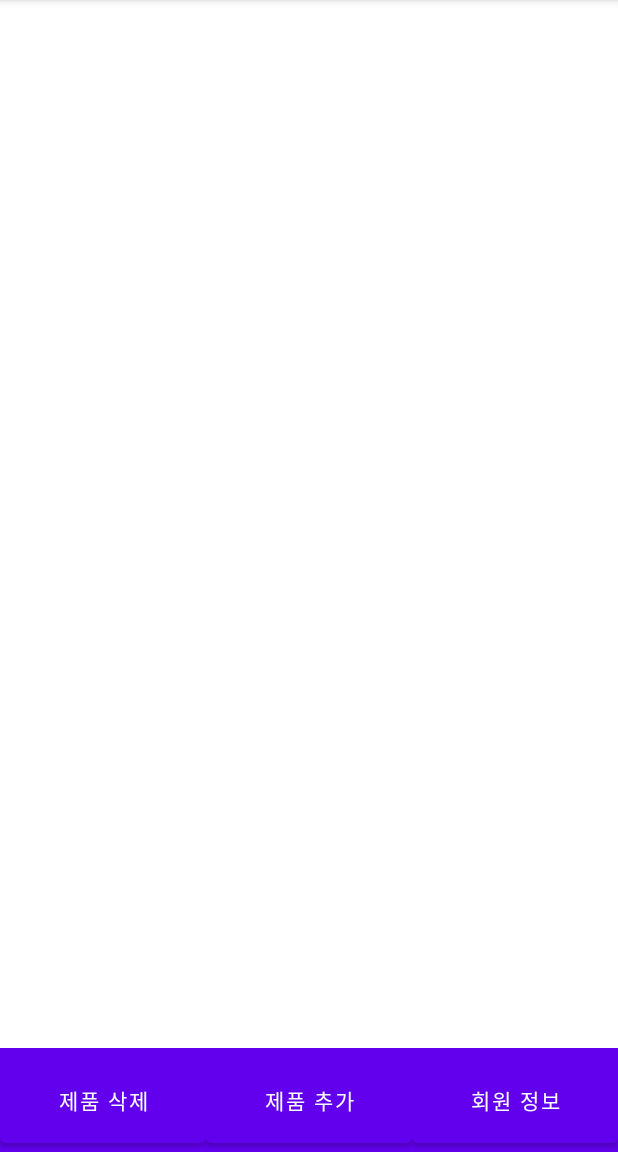
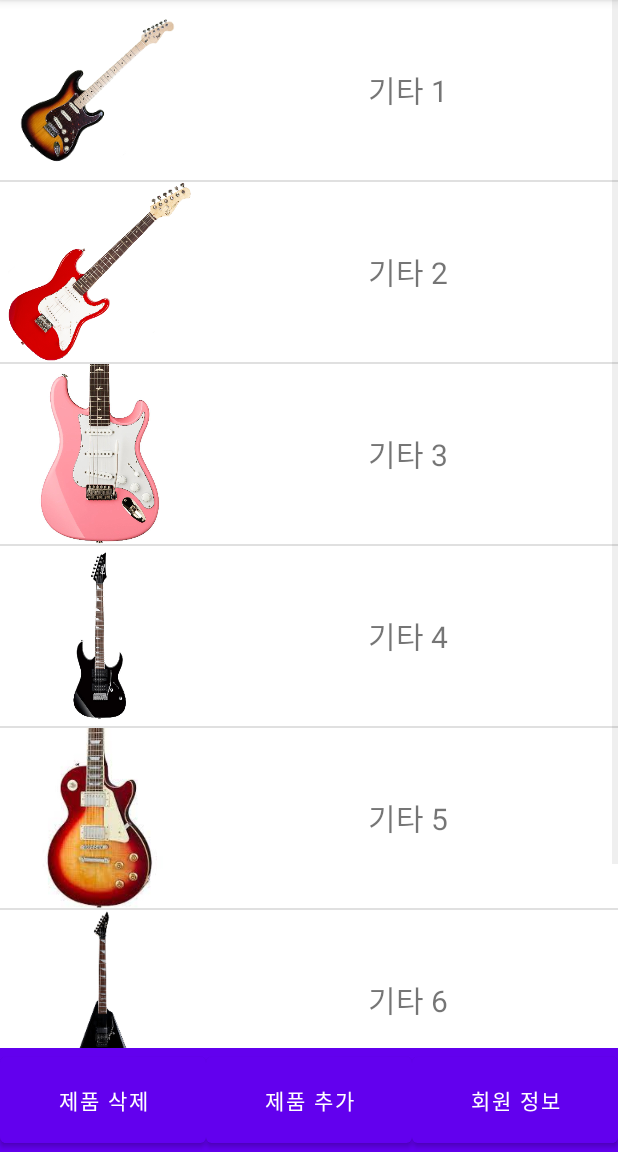
Before and after one commit to pcjs156/mobile_programming_assignment01, an Android app: the ProductManagementActivity screen opened directly, with no data from a screen before it, on a phone screen of 412 x 824 dp, the part 84-1236 px from its top. Run offline under Robolectric (Android 15) with nearby library versions, the phone set to English and light mode, and no system bars.

Commit message:
feature: Product list view

```diff
--- a/app/src/main/java/com/example/assignment01/MainActivity.java
+++ b/app/src/main/java/com/example/assignment01/MainActivity.java
@@ -175,7 +175,7 @@ public class MainActivity extends ActivityWithDB {
                     bm.compress(Bitmap.CompressFormat.PNG, 100, out);
                     out.close();
 
-                    productDBManager.create(productDB, "guitar " + i, tempFile.toString());
+//                    productDBManager.create(productDB, "guitar " + i, tempFile.toString());
                 } catch (Resources.NotFoundException ex) {
                     Log.d("DB", "Product info initialization failed.");
                     finish();
--- a/app/src/main/java/com/example/assignment01/ProductDBManager.java
+++ b/app/src/main/java/com/example/assignment01/ProductDBManager.java
@@ -1,9 +1,13 @@
 package com.example.assignment01;
 
 import android.content.Context;
+import android.database.Cursor;
 import android.database.sqlite.SQLiteDatabase;
 import android.database.sqlite.SQLiteOpenHelper;
+import android.os.Bundle;
 import android.util.Log;
+
+import java.util.ArrayList;
 
 public class ProductDBManager extends SQLiteOpenHelper {
     public ProductDBManager(Context context, String name, SQLiteDatabase.CursorFactory factory, int version) {
@@ -28,4 +32,19 @@ public class ProductDBManager extends SQLiteOpenHelper {
         String sql = String.format("INSERT INTO product values (\"%s\", \"%s\");", name, filepath);
         db.execSQL(sql);
     }
+
+    public ArrayList<Bundle> get(SQLiteDatabase db) {
+        String sql = "SELECT name, filepath FROM product;";
+        Cursor c = db.rawQuery(sql, null);
+
+        ArrayList<Bundle> result = new ArrayList<>();
+        while (c.moveToNext()) {
+            Bundle product = new Bundle();
+            product.putString("name", c.getString(0));
+            product.putString("filepath", c.getString(1));
+            result.add(product);
+        }
+
+        return result;
+    }
 }
--- a/app/src/main/java/com/example/assignment01/ProductManagementActivity.java
+++ b/app/src/main/java/com/example/assignment01/ProductManagementActivity.java
@@ -13,8 +13,10 @@ import android.widget.Button;
 import android.widget.FrameLayout;
 import android.widget.LinearLayout;
 import android.widget.ListView;
+import android.widget.TextView;
 import android.widget.Toast;
 
+import com.example.assignment01.adapter.ProductAdapter;
 import com.example.assignment01.parcelable.User;
 
 import java.io.File;
@@ -23,6 +25,8 @@ import java.util.Random;
 
 public class ProductManagementActivity extends ActivityWithDB {
     ListView productContainer;
+    ProductAdapter productAdapter;
+
     FrameLayout bottomBarContainer;
 
     LinearLayout normalModeBottomBtnContainer;
@@ -149,12 +153,20 @@ public class ProductManagementActivity extends ActivityWithDB {
     }
 
     private void initializeProductContainer() {
+        createInitialProducts();
+
+        ArrayList<Bundle> products = productDBManager.get(productDB);
+        productAdapter = new ProductAdapter(products);
+        productContainer.setAdapter(productAdapter);
+    }
+
+    private void createInitialProducts() {
         SharedPreferences prefs = getSharedPreferences("product", MODE_PRIVATE);
         boolean isInitialProductCreated = prefs.getBoolean("isInitialProductCreated", false);
 
         if (!isInitialProductCreated) {
             // 처음에 몇 개의 제품을 준비해놓을 것인지 결정
-            final int INITIAL_PRODUCT_CNT = 5;
+            final int INITIAL_PRODUCT_CNT = 7;
 
             final String BASE_IMG_NAME = "guitar";
             final String PACKAGE_NAME = getPackageName();
@@ -183,10 +195,10 @@ public class ProductManagementActivity extends ActivityWithDB {
                 guitar_images.set(idx2, f1);
             }
 
-            for(int i=0; i<INITIAL_PRODUCT_CNT; i++) {
+            for (int i = 0; i < INITIAL_PRODUCT_CNT; i++) {
                 File image = guitar_images.get(i);
                 Log.d("PRODUCT_FILE", image.getPath());
-                productDBManager.create(productDB, "기타 " + (i+1), image.getPath());
+                productDBManager.create(productDB, "기타 " + (i + 1), image.getPath());
             }
         }
 
--- /dev/null
+++ b/app/src/main/java/com/example/assignment01/adapter/ProductAdapter.java
@@ -0,0 +1,65 @@
+package com.example.assignment01.adapter;
+
+import android.graphics.Bitmap;
+import android.graphics.BitmapFactory;
+import android.os.Bundle;
+import android.view.LayoutInflater;
+import android.view.View;
+import android.view.ViewGroup;
+import android.widget.BaseAdapter;
+import android.widget.ImageView;
+import android.widget.TextView;
+
+import com.example.assignment01.ProductDBManager;
+import com.example.assignment01.R;
+import com.example.assignment01.util.ImageUtil;
+
+import org.w3c.dom.Text;
+
+import java.io.File;
+import java.io.FileNotFoundException;
+import java.io.FileOutputStream;
+import java.lang.reflect.Array;
+import java.util.ArrayList;
+import java.util.List;
+
+public class ProductAdapter extends BaseAdapter {
+    private List<Bundle> products = new ArrayList<>();
+
+    public ProductAdapter(ArrayList<Bundle> products) {
+        for (Bundle product : products) {
+            this.products.add(product);
+        }
+    }
+
+    @Override
+    public int getCount() {
+        return products.size();
+    }
+
+    @Override
+    public Object getItem(int i) {
+        return products.get(i);
+    }
+
+    @Override
+    public long getItemId(int i) {
+        return i;
+    }
+
+    @Override
+    public View getView(int i, View view, ViewGroup viewGroup) {
+        LayoutInflater inflater = LayoutInflater.from(viewGroup.getContext());
+        View itemView = inflater.inflate(R.layout.product_item, viewGroup, false);
+
+        TextView textView = itemView.findViewById(R.id.productName);
+        textView.setText(((Bundle) getItem(i)).getString("name"));
+
+        ImageView imageView = itemView.findViewById(R.id.productImage);
+        File image = new File(((Bundle) getItem(i)).getString("filepath"));
+        Bitmap imageBitmap = ImageUtil.compressBitmap(image);
+        imageView.setImageBitmap(imageBitmap);
+
+        return itemView;
+    }
+}
--- a/app/src/main/java/com/example/assignment01/settings/Constant.java
+++ b/app/src/main/java/com/example/assignment01/settings/Constant.java
@@ -1,7 +1,7 @@
 package com.example.assignment01.settings;
 
 public class Constant {
-    public static final int dbVersion = 7;
+    public static final int dbVersion = 8;
     public static final String USER_INFO_PREFERENCE = "com.example.assignment01.USER_INFO_PREFERENCE";
     public static final String IS_FIRST_EXEC_REFERENCE = "com.example.assignment01.IS_FIRST_EXEC";
 }
--- /dev/null
+++ b/app/src/main/java/com/example/assignment01/util/ImageUtil.java
@@ -0,0 +1,34 @@
+package com.example.assignment01.util;
+
+import android.graphics.Bitmap;
+import android.graphics.BitmapFactory;
+
+import java.io.File;
+import java.io.FileInputStream;
+import java.io.FileNotFoundException;
+
+public class ImageUtil {
+    static public Bitmap compressBitmap(File f) {
+        try {
+            BitmapFactory.Options o = new BitmapFactory.Options();
+            o.inJustDecodeBounds = true;
+            BitmapFactory.decodeStream(new FileInputStream(f), null, o);
+
+            final int REQUIRED_SIZE = 200;
+            int scale = 1;
+            while (o.outWidth / scale / 2 >= REQUIRED_SIZE &&
+                    o.outHeight / scale / 2 >= REQUIRED_SIZE) {
+                scale *= 2;
+            }
+
+            // Decode with inSampleSize
+            BitmapFactory.Options o2 = new BitmapFactory.Options();
+            o2.inSampleSize = scale;
+            return BitmapFactory.decodeStream(new FileInputStream(f), null, o2);
+        } catch (FileNotFoundException e) {
+            e.printStackTrace();
+        }
+
+        return null;
+    }
+}
--- /dev/null
+++ b/app/src/main/res/layout/product_item.xml
@@ -0,0 +1,23 @@
+<?xml version="1.0" encoding="utf-8"?>
+<LinearLayout xmlns:android="http://schemas.android.com/apk/res/android"
+    xmlns:app="http://schemas.android.com/apk/res-auto"
+    android:layout_width="match_parent"
+    android:layout_height="120dp">
+
+    <ImageView
+        android:id="@+id/productImage"
+        android:layout_width="20dp"
+        android:layout_height="match_parent"
+        android:layout_weight="1"
+        app:srcCompat="@drawable/guitar1" />
+
+    <TextView
+        android:id="@+id/productName"
+        android:layout_width="wrap_content"
+        android:layout_height="match_parent"
+        android:layout_weight="2"
+        android:gravity="center"
+        android:text="제품 이름"
+        android:textSize="20sp" />
+
+</LinearLayout>
```
